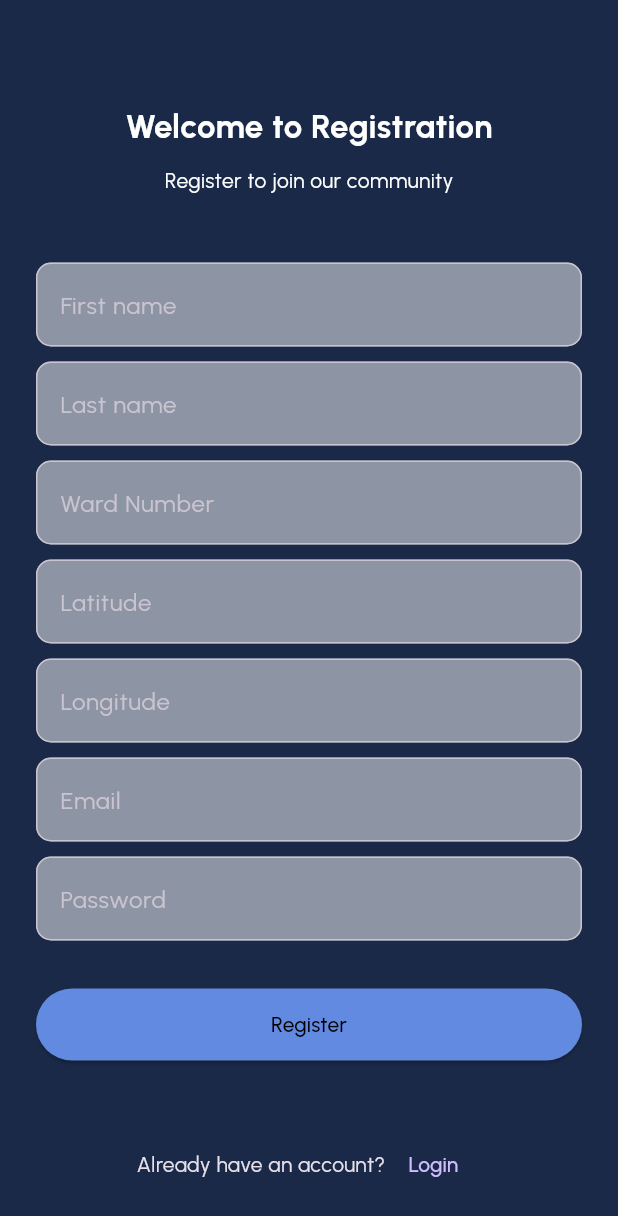
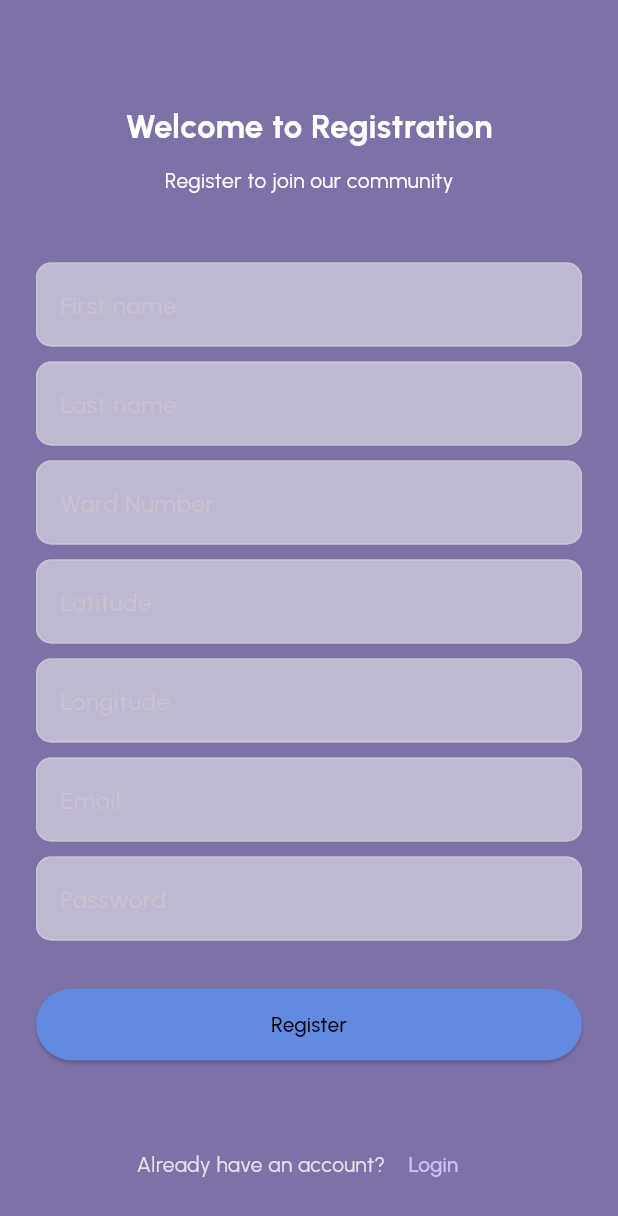
Before and after one commit to RejwankabirHamim/Citizen-Engagement-App, a Flutter app: the screen it shows after launch, after a tap on the "logout" icon, after a tap on "Signup", on a phone screen of 412 x 824 dp. Shown: the top 1216 px of the screen. Run offline on Flutter 3.47's test engine with Material 3 defaults, Android fonts, the phone set to English and light mode, and no system bars; our stand-ins replace flutter_map, flutter_svg, image_cropper, image_picker, latlong2; accounts and stored records are empty; network calls fail; project files that could hold a hidden picture were left out.

Commit message:
unnecessary deleted

```diff
--- a/lib/main.dart
+++ b/lib/main.dart
@@ -12,12 +12,6 @@ void main() {
       ChangeNotifierProvider<AppRepo>(
         create: (context) => AppRepo(),
       ),
-      ChangeNotifierProvider<PostProvider>(
-        create: (context) => PostProvider(),
-      ),
-      ChangeNotifierProvider(
-        create: (context) => UserProvider(),
-      )
     ],
     child: MyApp(),
   ));
@@ -28,8 +22,14 @@ class MyApp extends StatelessWidget {
   Widget build(BuildContext context) {
     return MaterialApp(
       theme: ThemeData(
+        elevatedButtonTheme: ElevatedButtonThemeData(
+          style: ElevatedButton.styleFrom(
+            backgroundColor: Color.fromARGB(255, 4, 135, 241), // Set your desired button color here
+            // Other button styles (text color, padding, etc.) can be customized as well
+          ),
+        ),
         fontFamily: 'Urbanist',
-        scaffoldBackgroundColor: AppColors.background,
+        scaffoldBackgroundColor: Color.fromARGB(142, 23, 0, 97),
         brightness: Brightness.dark,
       ),
       initialRoute: AppRoutes.main,
```
